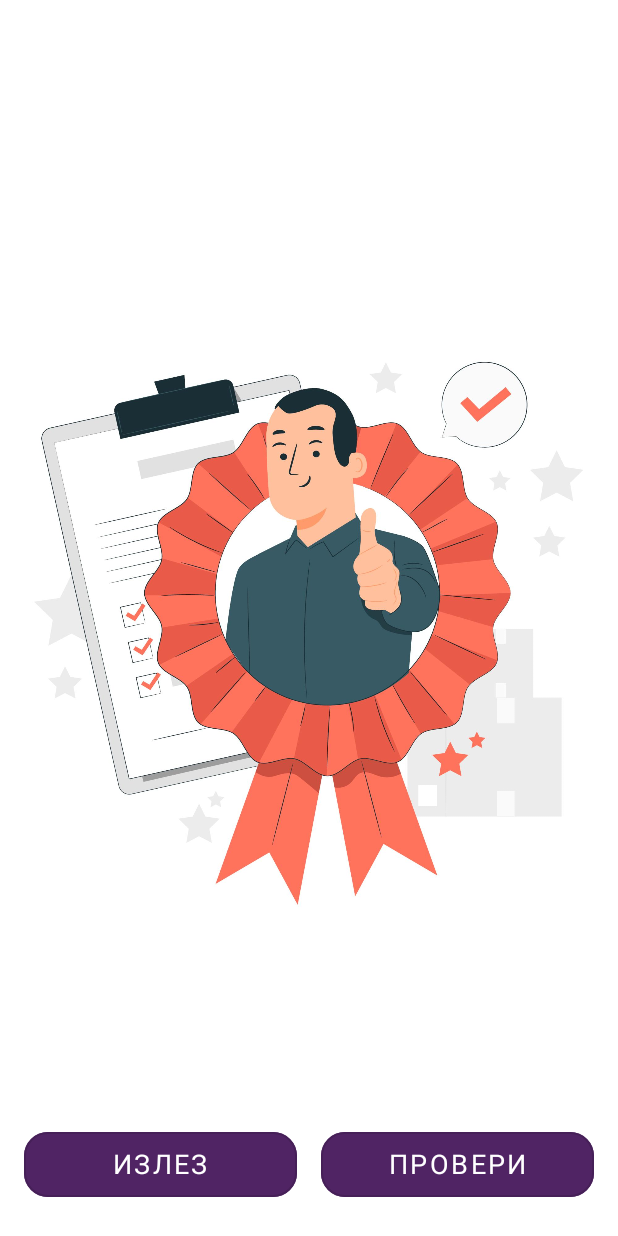
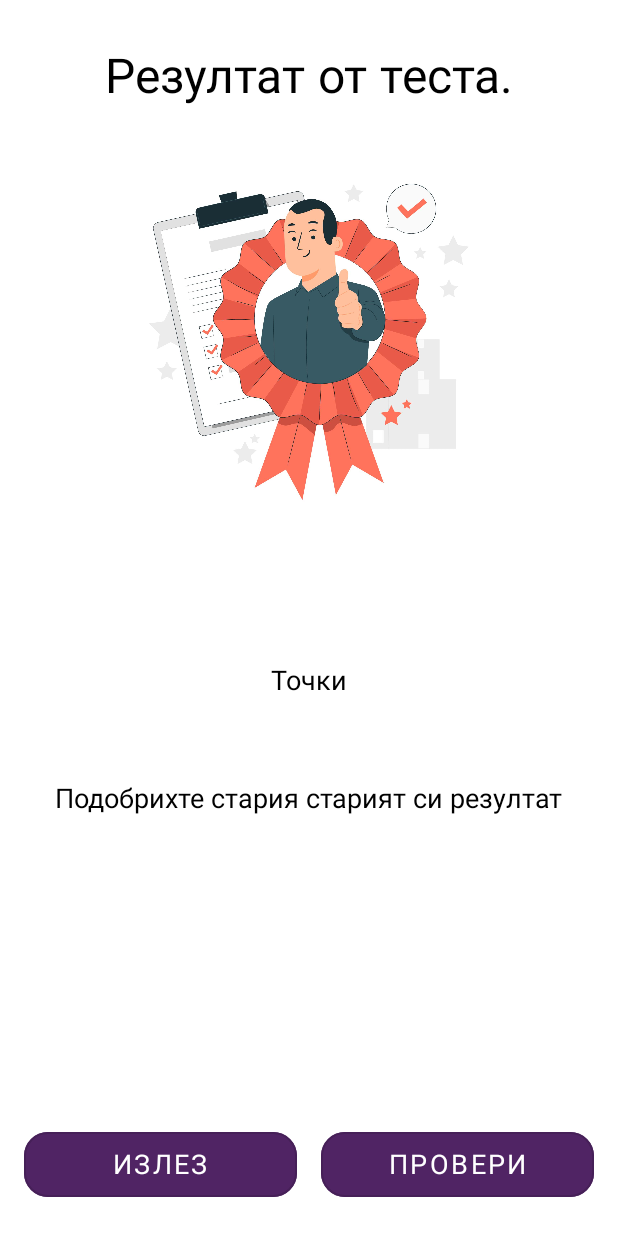
Before and after one commit to BGBorisova/QuizApp, an Android app: the TestScreenFragment screen opened through its navigation route, on a phone screen of 412 x 824 dp. Run offline under Robolectric (Android 15) with nearby library versions, the phone set to English and light mode, and no system bars; our stand-ins replace data binding, navigation-ui.

Commit message:
add some views to score screen

```diff
--- a/app/src/main/res/layout/scoreboard_layout.xml
+++ b/app/src/main/res/layout/scoreboard_layout.xml
@@ -5,38 +5,99 @@
         android:layout_width="match_parent"
         android:layout_height="match_parent">
 
+        <com.google.android.material.textview.MaterialTextView
+            android:id="@+id/txtHeader"
+            android:layout_width="wrap_content"
+            android:layout_height="wrap_content"
+            android:layout_marginTop="@dimen/margin_xlarge"
+            android:fontFamily="@font/dm_sans_regular"
+            android:text="@string/test_result"
+            android:textColor="@color/black"
+            android:textSize="@dimen/text_size_header"
+            app:layout_constraintEnd_toEndOf="parent"
+            app:layout_constraintStart_toStartOf="parent"
+            app:layout_constraintTop_toTopOf="parent" />
+
         <androidx.constraintlayout.widget.ConstraintLayout
             android:id="@+id/imgHolder"
-            android:layout_width="wrap_content"
-            android:layout_height="wrap_content"
+            android:layout_width="240dp"
+            android:layout_height="240dp"
+            android:layout_marginTop="@dimen/margin_xlarge"
             app:layout_constraintEnd_toEndOf="parent"
             app:layout_constraintStart_toStartOf="parent"
-            app:layout_constraintTop_toTopOf="parent">
+            app:layout_constraintTop_toBottomOf="@id/txtHeader">
 
             <ImageView
                 android:id="@+id/imgSuccess"
                 android:layout_width="match_parent"
                 android:layout_height="match_parent"
-                android:src="@drawable/ic_success" />
+                android:src="@drawable/ic_success"
+                app:layout_constraintEnd_toEndOf="parent"
+                app:layout_constraintStart_toStartOf="parent"
+                app:layout_constraintTop_toTopOf="parent" />
 
             <ImageView
                 android:id="@+id/imgFail"
                 android:layout_width="match_parent"
                 android:layout_height="match_parent"
                 android:src="@drawable/ic_fail"
-                android:visibility="invisible" />
+                android:visibility="invisible"
+                app:layout_constraintEnd_toEndOf="parent"
+                app:layout_constraintStart_toStartOf="parent"
+                app:layout_constraintTop_toTopOf="parent" />
         </androidx.constraintlayout.widget.ConstraintLayout>
+
+        <TextView
+            android:id="@+id/txtAssessment"
+            android:layout_width="wrap_content"
+            android:layout_height="wrap_content"
+            android:layout_marginTop="@dimen/margin_xlarge"
+            android:fontFamily="@font/dm_sans_regular"
+            android:textColor="@color/black"
+            android:textSize="@dimen/text_size_header"
+            app:layout_constraintEnd_toEndOf="parent"
+            app:layout_constraintStart_toStartOf="parent"
+            app:layout_constraintTop_toBottomOf="@id/imgHolder" />
+
+        <TextView
+            android:id="@+id/txtPoints"
+            android:layout_width="wrap_content"
+            android:layout_height="wrap_content"
+            android:layout_marginTop="@dimen/margin_xlarge"
+            android:fontFamily="@font/dm_sans_regular"
+            android:text="@string/txt_points"
+            android:textColor="@color/black"
+            android:textSize="@dimen/text_size_question"
+            app:layout_constraintEnd_toEndOf="parent"
+            app:layout_constraintStart_toStartOf="parent"
+            app:layout_constraintTop_toBottomOf="@id/txtAssessment" />
 
         <TextView
             android:id="@+id/txtFinalScore"
             android:layout_width="wrap_content"
             android:layout_height="wrap_content"
+            android:layout_marginTop="@dimen/margin_medium"
             android:fontFamily="@font/dm_sans_regular"
             android:textColor="@color/black"
             android:textSize="@dimen/text_size_question"
-            app:layout_constraintBottom_toBottomOf="parent"
             app:layout_constraintEnd_toEndOf="parent"
-            app:layout_constraintStart_toStartOf="parent" />
+            app:layout_constraintStart_toStartOf="parent"
+            app:layout_constraintTop_toBottomOf="@id/txtPoints" />
+
+        <TextView
+            android:id="@+id/txtPreviousResult"
+            android:layout_width="wrap_content"
+            android:layout_height="wrap_content"
+            android:layout_marginStart="@dimen/margin_medium"
+            android:layout_marginTop="@dimen/margin_medium"
+            android:layout_marginEnd="@dimen/margin_medium"
+            android:fontFamily="@font/dm_sans_regular"
+            android:text="Подобрихте стария старият си резултат"
+            android:textColor="@color/black"
+            android:textSize="@dimen/text_size_question"
+            app:layout_constraintEnd_toEndOf="parent"
+            app:layout_constraintStart_toStartOf="parent"
+            app:layout_constraintTop_toBottomOf="@id/txtFinalScore" />
 
         <com.google.android.material.button.MaterialButton
             android:id="@+id/btnExit"
--- a/app/src/main/res/values/strings.xml
+++ b/app/src/main/res/values/strings.xml
@@ -31,5 +31,13 @@
     <string name="are_you_submit">Сигурен ли си,че искаш да предадеш?</string>
     <string name="check">Провери</string>
     <string name="exit">Излез</string>
+    <string name="average">Среден\u0020</string>
+    <string name="well">Добър\u0020</string>
+    <string name="well_done">Много добър\u0020</string>
+    <string name="exellent">Отличен\u0020</string>
+    <string name="low">Слаб\u0020</string>
+    <string name="test_result">Резултат от теста.</string>
+    <string name="score">%s/%s</string>
+    <string name="txt_points">Точки</string>
 
 </resources>
```
Also changed, not shown: app/src/main/java/com/example/quizapp/ui/activity/fragment/TestScreenFragment.kt (+52 -15 lines).
